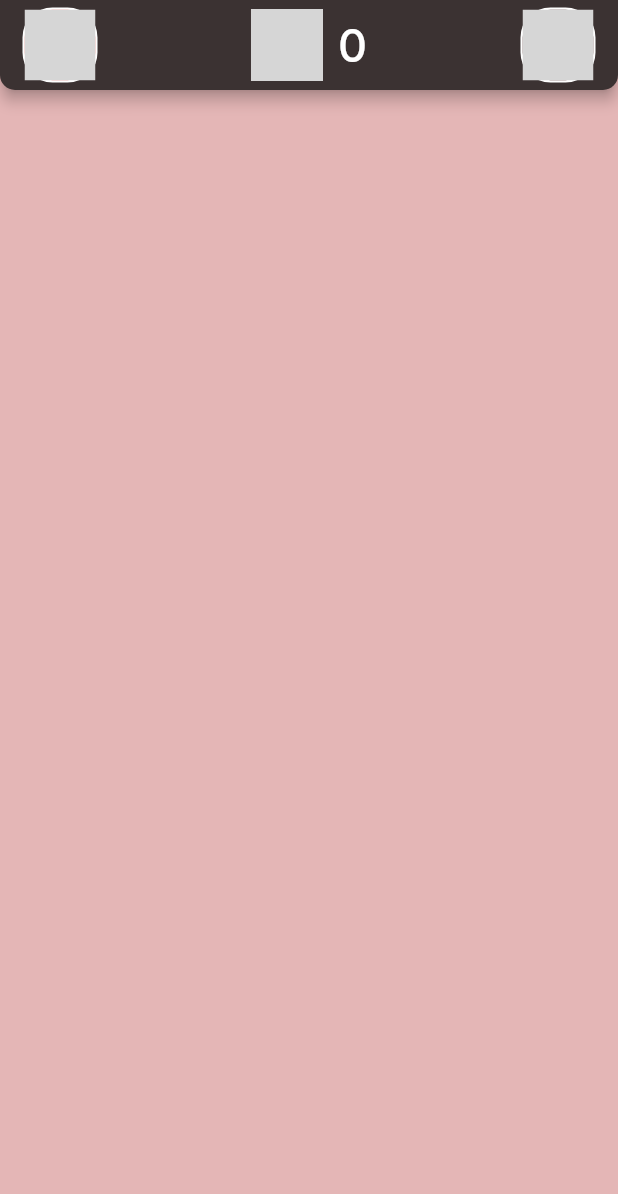
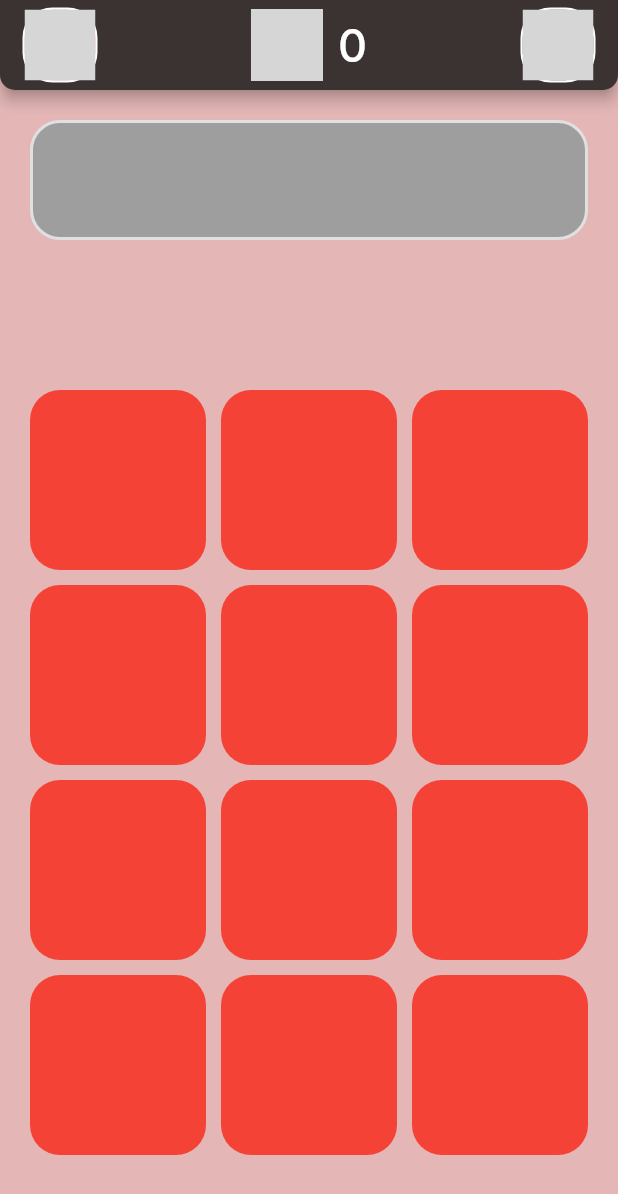
Before and after one commit to BerkayKaranfil/mind_game, a Flutter app: the CalculateGame screen opened directly, on a phone screen of 412 x 824 dp. Shown: the top 1194 px of the screen. Run offline on Flutter 3.47's test engine with Material 2 defaults, Android fonts, the phone set to English and light mode, and no system bars; our stand-ins replace flutter_svg, google_fonts; missing offline and left inert: icony; grey boxes are pictures that could not be loaded.

Commit message:
Calculate game sayfası taslak olarak hazır.

```diff
--- a/lib/main.dart
+++ b/lib/main.dart
@@ -28,7 +28,7 @@ class MyApp extends StatelessWidget {
         // is not restarted.
         primarySwatch: Colors.blue,
       ),
-      home: CalculateGame(),
+      home: HomeScreen(),
     );
   }
 }
--- a/lib/src/ui/cal_game_screen.dart
+++ b/lib/src/ui/cal_game_screen.dart
@@ -137,6 +137,48 @@ class _CalculateGameState extends State<CalculateGame> {
           ),
         ],
       ), */
+      body: Padding(
+        padding: const EdgeInsets.only(right: 20, left: 20),
+        child: Column(
+          children: [
+            SizedBox(
+              height: 20,
+            ),
+            Container(
+              height: 80,
+              width: 400,
+              decoration: BoxDecoration(
+                  color: Colors.grey,
+                  borderRadius: BorderRadius.circular(20),
+                  border: Border.all(width: 2, color: Colors.grey.shade300)),
+            ),
+            SizedBox(
+              height: 100,
+            ),
+            Container(
+              height: 520,
+              width: 400,
+              child: GridView.builder(
+                  itemCount: 12,
+                  gridDelegate: SliverGridDelegateWithMaxCrossAxisExtent(
+                      crossAxisSpacing: 10,
+                      mainAxisSpacing: 10,
+                      mainAxisExtent: 120,
+                      maxCrossAxisExtent: 120,
+                      childAspectRatio: 1),
+                  itemBuilder: ((context, index) {
+                    return Container(
+                      height: 20,
+                      width: 20,
+                      decoration: BoxDecoration(
+                          color: Colors.red,
+                          borderRadius: BorderRadius.circular(20)),
+                    );
+                  })),
+            )
+          ],
+        ),
+      ),
     );
   }
 }
```
